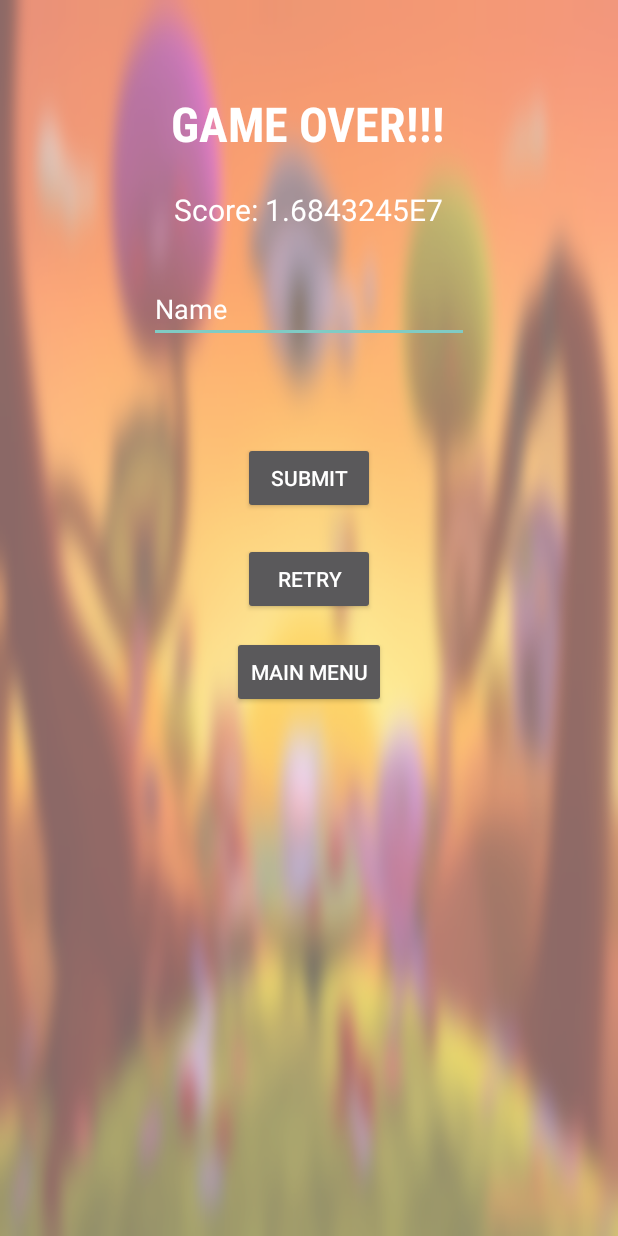
After one commit to HaramLee/Mimic-Android, an Android app: the EndActivity screen opened directly, with no data from a screen before it, on a phone screen of 412 x 824 dp. The commit adds this screen. Run offline under Robolectric (Android 15) with nearby library versions, the phone set to English and light mode, and no system bars.

Commit message:
Added scoring system and combo Added game end activity that showed the user score.

```diff
--- a/Mimic/app/src/main/AndroidManifest.xml
+++ b/Mimic/app/src/main/AndroidManifest.xml
@@ -19,6 +19,10 @@
         <activity android:name=".GameActivity">
 
         </activity>
+
+        <activity android:name=".EndActivity">
+
+        </activity>
     </application>
 
 </manifest>
--- /dev/null
+++ b/Mimic/app/src/main/java/com/example/haram/mimic/EndActivity.java
@@ -0,0 +1,48 @@
+package com.example.haram.mimic;
+
+import android.content.Intent;
+import android.os.Bundle;
+import android.support.v7.app.AppCompatActivity;
+import android.view.View;
+import android.widget.Button;
+import android.widget.TextView;
+
+import static android.R.attr.defaultValue;
+
+/**
+ * Created by Haram on 2017-01-12.
+ */
+
+public class EndActivity extends AppCompatActivity {
+
+    private TextView finalScore;
+
+    @Override
+    protected void onCreate(Bundle savedInstanceState) {
+        super.onCreate(savedInstanceState);
+        setContentView(R.layout.endpage_main);
+
+        Intent receiveIntent = this.getIntent();
+        double score = receiveIntent.getDoubleExtra("current_score", defaultValue);
+
+        finalScore = (TextView) findViewById(R.id.scoreText);
+
+        finalScore.setText("Score: "+Double.toString(score));
+
+
+
+
+    }
+
+    public void restartGame(View view){
+        Intent intent = new Intent(EndActivity.this, GameActivity.class);
+        startActivity(intent);
+
+    }
+
+    public void mainMenu(View view){
+        Intent intent = new Intent(EndActivity.this, MainActivity.class);
+        startActivity(intent);
+    }
+
+}
--- /dev/null
+++ b/Mimic/app/src/main/res/layout/endpage_main.xml
@@ -0,0 +1,90 @@
+<?xml version="1.0" encoding="utf-8"?>
+<RelativeLayout xmlns:android="http://schemas.android.com/apk/res/android"
+    xmlns:app="http://schemas.android.com/apk/res-auto"
+    xmlns:tools="http://schemas.android.com/tools"
+    android:id="@+id/activity_main"
+    android:layout_width="match_parent"
+    android:layout_height="match_parent"
+
+    android:background="@drawable/picture_blur"
+
+    tools:context="com.example.haram.mimic.MainActivity">
+
+    <View
+        android:id="@+id/opacityFilter"
+        android:layout_width="match_parent"
+        android:layout_height="match_parent"
+        android:background="@android:color/background_light"
+        android:alpha="0.4"
+        android:layout_alignParentTop="true"
+        android:layout_alignParentLeft="true"
+        android:layout_alignParentStart="true">
+    </View>
+
+    <TextView
+        android:text="TextView"
+        android:textColor="@android:color/background_light"
+        android:textSize="20sp"
+        android:layout_width="wrap_content"
+        android:layout_height="wrap_content"
+        android:layout_marginTop="126dp"
+        android:id="@+id/scoreText"
+        android:layout_alignParentTop="true"
+        android:layout_centerHorizontal="true" />
+
+    <TextView
+        android:text="GAME OVER!!!"
+        android:textSize="32sp"
+        android:fontFamily="sans-serif-condensed"
+        android:textStyle="bold"
+        android:textColor="@android:color/background_light"
+        android:layout_width="wrap_content"
+        android:layout_height="wrap_content"
+        android:id="@+id/textView2"
+        android:layout_marginBottom="49dp"
+        android:layout_above="@+id/editText"
+        android:layout_centerHorizontal="true" />
+
+    <EditText
+        android:layout_width="wrap_content"
+        android:layout_height="wrap_content"
+        android:inputType="textPersonName"
+        android:text="Name"
+        android:ems="10"
+        android:layout_marginTop="30dp"
+        android:id="@+id/editText"
+        android:layout_below="@+id/scoreText"
+        android:layout_centerHorizontal="true" />
+
+    <Button
+        android:text="Main Menu"
+        android:layout_width="wrap_content"
+        android:layout_height="wrap_content"
+        android:layout_marginTop="14dp"
+        android:id="@+id/button4"
+        android:layout_below="@+id/button3"
+        android:onClick="mainMenu"
+        android:layout_centerHorizontal="true"/>
+
+    <Button
+        android:text="RETRY"
+        android:onClick="restartGame"
+        android:layout_width="wrap_content"
+        android:layout_height="wrap_content"
+        android:layout_marginTop="19dp"
+        android:id="@+id/button3"
+        android:layout_below="@+id/submit_button"
+        android:layout_centerHorizontal="true"
+/>
+
+    <Button
+        android:text="SUBMIT"
+        android:layout_width="wrap_content"
+        android:layout_height="wrap_content"
+        android:id="@+id/submit_button"
+        android:layout_marginTop="66dp"
+        android:layout_below="@+id/editText"
+        android:layout_centerHorizontal="true"
+    />
+
+</RelativeLayout>
```
Also changed, not shown: Mimic/app/src/main/java/com/example/haram/mimic/GameActivity.java (+65 -18 lines), Mimic/app/src/main/java/com/example/haram/mimic/MainActivity.java (+10 -1 lines), Mimic/app/src/main/res/layout/game_main.xml (+31 -21 lines), 1 other file.
